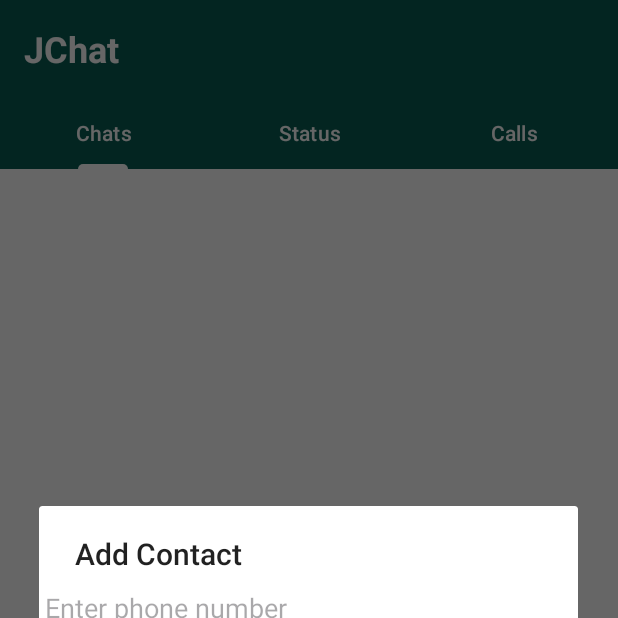
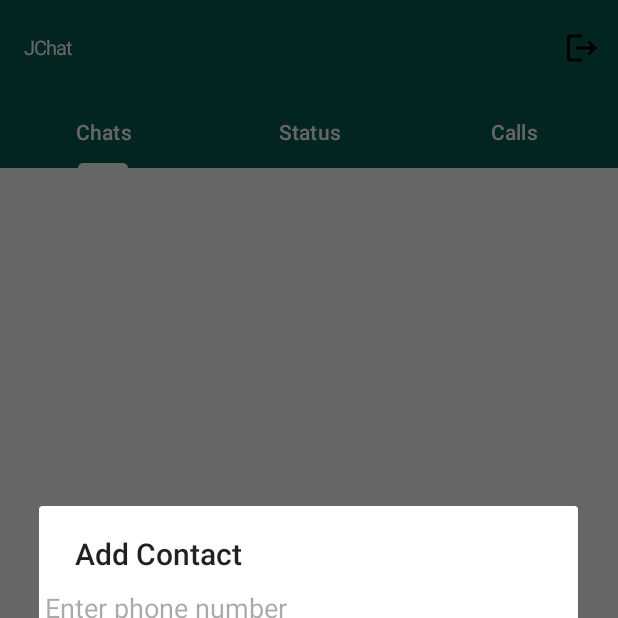
Before and after one commit to rosellerpelonia/whatsapp, an Android app: the HomeActivity screen opened directly, with no data from a screen before it, after a tap on an icon or button, on a phone screen of 412 x 824 dp, the top half of it. Run offline under Robolectric (Android 15) with nearby library versions, the light colour scheme and no system bars; our stand-ins replace Firebase (no records; nobody signed in at launch, a user with empty details on screens opened directly); pictures from the network do not load.

Commit message:
create logout functionalitysss

```diff
--- a/app/src/main/java/com/example/myapplication/activity/HomeActivity.java
+++ b/app/src/main/java/com/example/myapplication/activity/HomeActivity.java
@@ -1,37 +1,64 @@
 package com.example.myapplication.activity;
 
+import android.annotation.SuppressLint;
+import android.content.Intent;
+import android.content.SharedPreferences;
 import android.os.Bundle;
-import androidx.annotation.Nullable;
+import android.view.Menu;
+import android.view.MenuInflater;
+import android.view.MenuItem;
+import android.widget.TextView;
+
+import androidx.annotation.NonNull;
 import androidx.appcompat.app.AppCompatActivity;
+import androidx.appcompat.widget.Toolbar;
 import androidx.viewpager2.widget.ViewPager2;
 
 import com.example.myapplication.R;
 import com.example.myapplication.fragments.ViewPagerAdapter;
 import com.google.android.material.tabs.TabLayout;
 import com.google.android.material.tabs.TabLayoutMediator;
+import androidx.appcompat.app.AlertDialog;
+
 
 public class HomeActivity extends AppCompatActivity {
 
     private TabLayout tabLayout;
     private ViewPager2 viewPager;
+    private Toolbar headerTitle;
 
+    @SuppressLint("WrongViewCast")
     @Override
-    protected void onCreate(@Nullable Bundle savedInstanceState) {
+    protected void onCreate(Bundle savedInstanceState) {
         super.onCreate(savedInstanceState);
         setContentView(R.layout.activity_home);
+
+        headerTitle = findViewById(R.id.headerTitle);
+        setSupportActionBar(headerTitle);
+
+        SharedPreferences prefs = getSharedPreferences("MyAppPrefs", MODE_PRIVATE);
+        String currentUsername = prefs.getString("currentUsername", "JChat");
+
+        // Update the header title with username
+        if (getSupportActionBar() != null) {
+            getSupportActionBar().setTitle(currentUsername);
+        }
+
+        TextView toolbarTitle = (TextView) headerTitle.getChildAt(0);
+        if (toolbarTitle != null) {
+            toolbarTitle.setTextSize(13);
+        }
 
         // Find views
         tabLayout = findViewById(R.id.tabLayout);
         viewPager = findViewById(R.id.viewPager);
 
-        // Set up ViewPager2 Adapter
+
         ViewPagerAdapter adapter = new ViewPagerAdapter(this);
         viewPager.setAdapter(adapter);
 
-        // Keep all tabs in memory for smooth swiping
         viewPager.setOffscreenPageLimit(3);
 
-        // Link TabLayout with ViewPager2
         new TabLayoutMediator(tabLayout, viewPager, (tab, position) -> {
             switch (position) {
                 case 0:
@@ -46,4 +73,50 @@ public class HomeActivity extends AppCompatActivity {
             }
         }).attach();
     }
+
+    @Override
+    public boolean onCreateOptionsMenu(Menu menu) {
+        MenuInflater inflater = getMenuInflater();
+        inflater.inflate(R.menu.menu_home, menu);
+        return true;
+    }
+
+    // Handle menu item clicks
+    @Override
+    public boolean onOptionsItemSelected(@NonNull MenuItem item) {
+        if (item.getItemId() == R.id.action_logout) {
+            showLogoutDialog();
+            return true;
+        }
+        return super.onOptionsItemSelected(item);
+    }
+
+    // Show a confirmation dialog before logout
+    private void showLogoutDialog() {
+        AlertDialog.Builder builder = new AlertDialog.Builder(this);
+        builder.setTitle("Logout");
+        builder.setMessage("Are you sure you want to log out?");
+        builder.setPositiveButton("Yes", (dialog, which) -> logoutUser());
+        builder.setNegativeButton("No", (dialog, which) -> {
+            dialog.dismiss(); // Close dialog
+        });
+
+        AlertDialog dialog = builder.create();
+        dialog.show();
+    }
+
+    // Logout function
+    private void logoutUser() {
+
+        SharedPreferences prefs = getSharedPreferences("MyAppPrefs", MODE_PRIVATE);
+        SharedPreferences.Editor editor = prefs.edit();
+        editor.clear();
+        editor.apply();
+
+
+        Intent intent = new Intent(HomeActivity.this, MainActivity.class);
+        intent.setFlags(Intent.FLAG_ACTIVITY_NEW_TASK | Intent.FLAG_ACTIVITY_CLEAR_TASK);
+        startActivity(intent);
+        finish();
+    }
 }
--- /dev/null
+++ b/app/src/main/res/drawable/ic_logout.xml
@@ -0,0 +1,5 @@
+<vector xmlns:android="http://schemas.android.com/apk/res/android" android:autoMirrored="true" android:height="24dp" android:tint="#000000" android:viewportHeight="24" android:viewportWidth="24" android:width="24dp">
+
+    <path android:fillColor="@android:color/white" android:pathData="M17,7l-1.41,1.41L18.17,11H8v2h10.17l-2.58,2.58L17,17l5,-5zM4,5h8V3H4c-1.1,0 -2,0.9 -2,2v14c0,1.1 0.9,2 2,2h8v-2H4V5z"/>
+
+</vector>
--- a/app/src/main/res/layout/activity_home.xml
+++ b/app/src/main/res/layout/activity_home.xml
@@ -9,19 +9,17 @@
     android:background="@android:color/white"
     tools:context=".activity.HomeActivity">
 
-    <!-- Header TextView (JChat) -->
-    <TextView
+
+    <!-- Toolbar (Used as Header) -->
+    <androidx.appcompat.widget.Toolbar
         android:id="@+id/headerTitle"
         android:layout_width="match_parent"
-        android:layout_height="wrap_content"
-        android:text="JChat"
-        android:textSize="24sp"
-        android:textStyle="bold"
-        android:textColor="@color/white"
-        android:gravity="left"
-        android:padding="16dp"
+        android:layout_height="?attr/actionBarSize"
         android:background="@color/colorPrimary"
-        />
+        android:theme="@style/ThemeOverlay.AppCompat.Dark.ActionBar"
+        app:titleTextColor="@android:color/white"/>
+
+
 
     <!-- Tab Layout -->
     <com.google.android.material.tabs.TabLayout
--- /dev/null
+++ b/app/src/main/res/menu/menu_home.xml
@@ -0,0 +1,9 @@
+<?xml version="1.0" encoding="utf-8"?>
+<menu xmlns:android="http://schemas.android.com/apk/res/android"
+    xmlns:app="http://schemas.android.com/apk/res-auto">
+    <item
+        android:id="@+id/action_logout"
+        android:title="Logout"
+        android:icon="@drawable/ic_logout"
+        app:showAsAction="always" />
+</menu>
--- a/app/src/main/res/values-night/themes.xml
+++ b/app/src/main/res/values-night/themes.xml
@@ -4,4 +4,5 @@
     </style>
 
     <style name="Theme.MyApplication" parent="Base.Theme.MyApplication" />
+
 </resources>
```
Also changed, not shown: app/src/main/java/com/example/myapplication/activity/MainActivity.java (+11 -3 lines).
